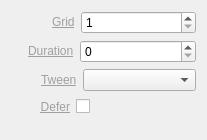
cambell-prince/casparcg-client, file trunk/Widgets/Inspector/InspectorGridWidget.ui: the form before one commit.
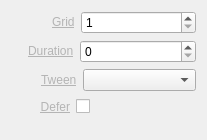
The form after the commit.

Patch:
```diff
--- a/trunk/Widgets/Inspector/InspectorGridWidget.ui
+++ b/trunk/Widgets/Inspector/InspectorGridWidget.ui
@@ -38,7 +38,7 @@
      <item>
       <widget class="QLabel" name="labelGrid">
        <property name="text">
-        <string>&lt;a href=&quot;Grid&quot; style=&quot;color: #A0A0A0;&quot;&gt;Grid&lt;/a&gt;</string>
+        <string>&lt;a href=&quot;Grid&quot; style=&quot;color: #B4B4B4;&quot;&gt;Grid&lt;/a&gt;</string>
        </property>
       </widget>
      </item>
@@ -78,7 +78,7 @@
      <item>
       <widget class="QLabel" name="labelDuration">
        <property name="text">
-        <string>&lt;a href=&quot;Duration&quot; style=&quot;color: #A0A0A0;&quot;&gt;Duration&lt;/a&gt;</string>
+        <string>&lt;a href=&quot;Duration&quot; style=&quot;color: #B4B4B4;&quot;&gt;Duration&lt;/a&gt;</string>
        </property>
       </widget>
      </item>
@@ -118,7 +118,7 @@
      <item>
       <widget class="QLabel" name="labelEasing">
        <property name="text">
-        <string>&lt;a href=&quot;Tween&quot; style=&quot;color: #A0A0A0;&quot;&gt;Tween&lt;/a&gt;</string>
+        <string>&lt;a href=&quot;Tween&quot; style=&quot;color: #B4B4B4;&quot;&gt;Tween&lt;/a&gt;</string>
        </property>
       </widget>
      </item>
@@ -155,7 +155,7 @@
      <item>
       <widget class="QLabel" name="labelDefer">
        <property name="text">
-        <string>&lt;a href=&quot;Defer&quot; style=&quot;color: #A0A0A0;&quot;&gt;Defer&lt;/a&gt;</string>
+        <string>&lt;a href=&quot;Defer&quot; style=&quot;color: #B4B4B4;&quot;&gt;Defer&lt;/a&gt;</string>
        </property>
        <property name="alignment">
         <set>Qt::AlignRight|Qt::AlignTrailing|Qt::AlignVCenter</set>
```
